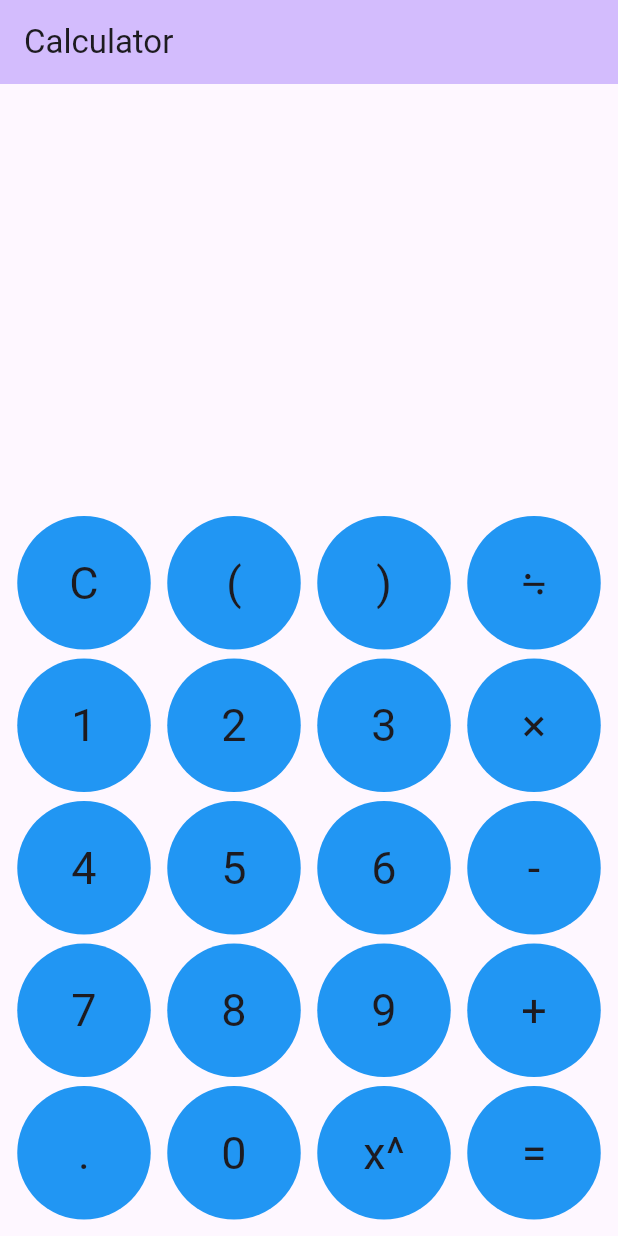
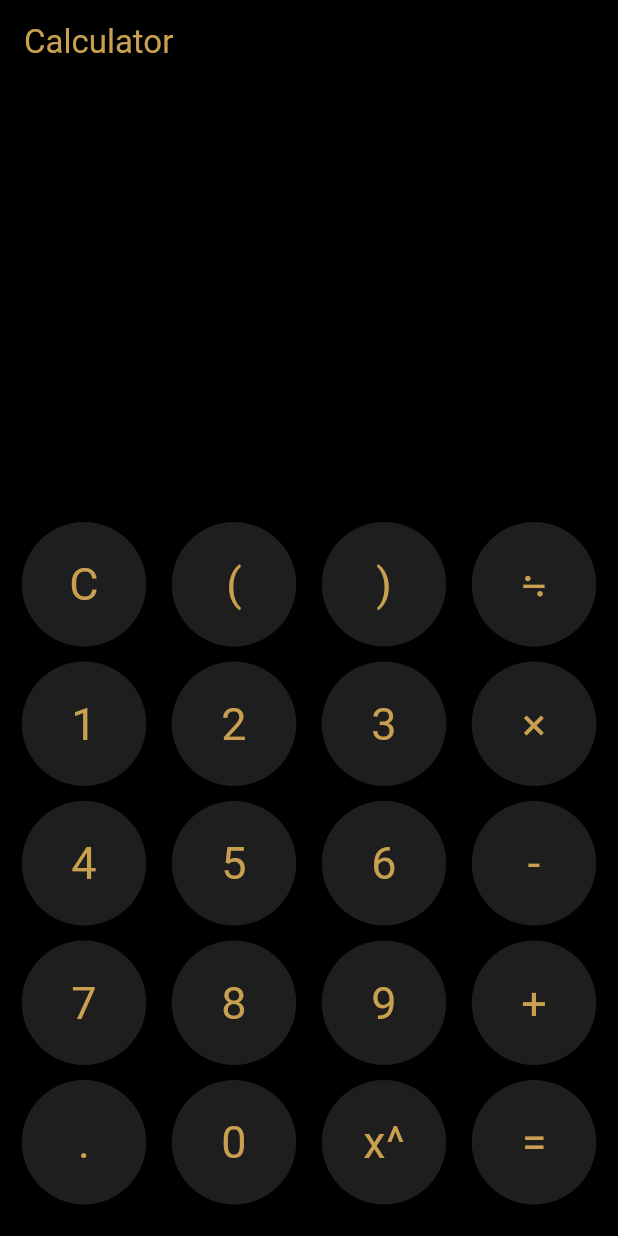
Before and after one commit to k1nd-cat/calculator-flutter, a Flutter app: the screen it shows after launch, on a phone screen of 412 x 824 dp. Run offline on Flutter 3.47's test engine with Material 3 defaults, Android fonts, the phone set to English and light mode, and no system bars; missing offline and left inert: stack.

Commit message:
add: num pad align

```diff
--- a/calculator/lib/main.dart
+++ b/calculator/lib/main.dart
@@ -37,15 +37,23 @@ class _MyHomePageState extends State<MyHomePage> {
   @override
   Widget build(BuildContext context) {
     return Scaffold(
+      extendBodyBehindAppBar: true,
+      backgroundColor: Colors.black,
       appBar: AppBar(
-        backgroundColor: Theme.of(context).colorScheme.inversePrimary,
-        title: Text(widget.title),
+        backgroundColor: Color(0x44000000),
+        // backgroundColor: Theme.of(context).colorScheme.inversePrimary,
+        title: Text(widget.title,
+            style: TextStyle(
+              color: Color.fromRGBO(200, 160, 80, 1),
+            ),
+        ),
       ),
       body: Center(
+
         child: Align(
           alignment: Alignment.bottomCenter,
           child: Padding(
-            padding: EdgeInsets.only(bottom: 8),
+            padding: EdgeInsets.only(bottom: 16),
             child: NumPadGrid(
               buttons: [
                 'C', '(', ')', '/',
--- a/calculator/lib/view/num_pad.dart
+++ b/calculator/lib/view/num_pad.dart
@@ -54,19 +54,21 @@ class NumPadButton extends StatelessWidget {
   @override
   Widget build(BuildContext context) {
     return Padding(
-      padding: EdgeInsets.all(3),
+      padding: EdgeInsets.all(5),
       child: RawMaterialButton(
         onPressed: () => _onClick(_value),
         elevation: 0,
-        fillColor: Colors.blue,
+        fillColor: Color.fromRGBO(30, 30, 30, 1),
         child: Center(
           child: Text(_text,
             style: TextStyle(
               fontSize: 30,
+              // backgroundColor: Color.fromRGBO(200, 160, 80, 1),
+              color: Color.fromRGBO(200, 160, 80, 1),
             ),
           ),
         ),
-        padding: EdgeInsets.all(23.0),
+        padding: EdgeInsets.all(20.0),
         shape: CircleBorder(),
       ),
     );
```
